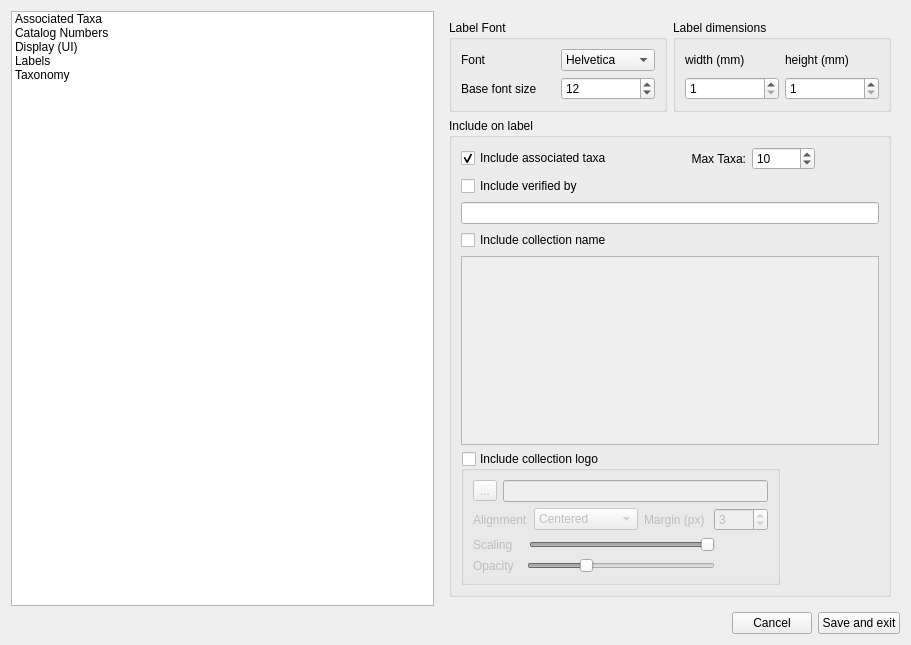
Old version of the form ui/settingsUI.ui in the repository CapPow/collBook.
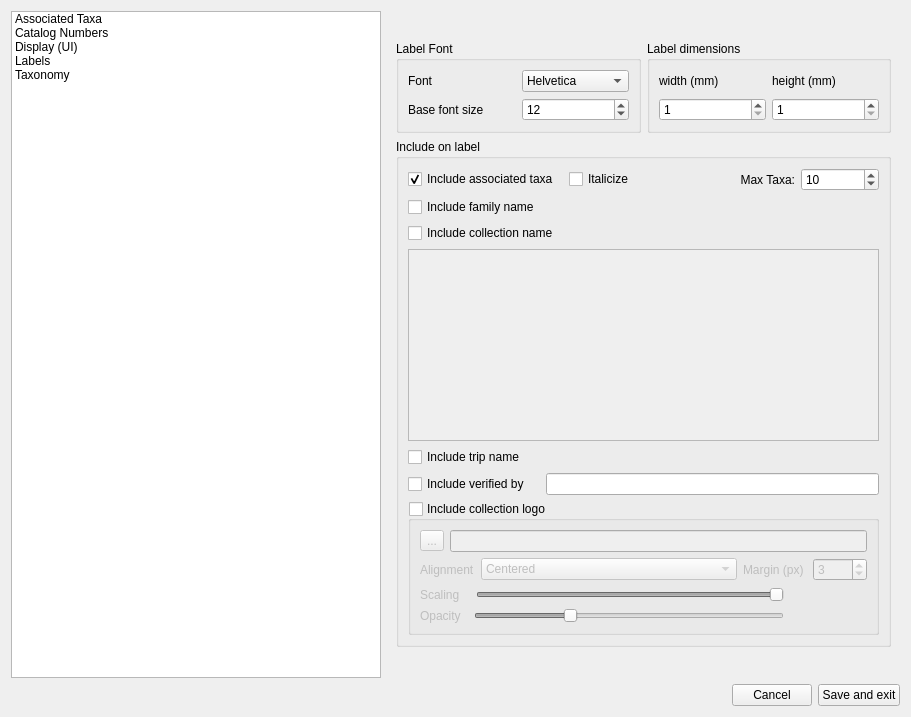
New version of the form. The open tabs and pages were chosen to show the change. Icons and pictures are not drawn.

Commit message: feature additions: family taxonomy, GUID barcodes, 2020 ITIS and Mycoportal updates.

```diff
--- a/ui/settingsUI.ui
+++ b/ui/settingsUI.ui
@@ -7,7 +7,7 @@
     <x>0</x>
     <y>0</y>
     <width>911</width>
-    <height>645</height>
+    <height>717</height>
    </rect>
   </property>
   <property name="minimumSize">
@@ -161,21 +161,50 @@
            <layout class="QGridLayout" name="gridLayout_6">
             <item row="0" column="0">
              <widget class="QGroupBox" name="value_assignCatalogNumbers">
+              <property name="enabled">
+               <bool>true</bool>
+              </property>
               <property name="title">
                <string>Assign Catalog Numbers</string>
               </property>
+              <property name="alignment">
+               <set>Qt::AlignLeading|Qt::AlignLeft|Qt::AlignVCenter</set>
+              </property>
               <property name="checkable">
                <bool>true</bool>
               </property>
+              <property name="checked">
+               <bool>false</bool>
+              </property>
               <layout class="QFormLayout" name="formLayout">
-               <property name="labelAlignment">
-                <set>Qt::AlignRight|Qt::AlignTrailing|Qt::AlignVCenter</set>
-               </property>
-               <item row="1" column="0" colspan="2">
+               <item row="0" column="0" colspan="2">
                 <widget class="QCheckBox" name="value_inc_Barcode">
                  <property name="text">
                   <string>Include dummy barcode in label previews</string>
                  </property>
+                 <property name="checked">
+                  <bool>false</bool>
+                 </property>
+                </widget>
+               </item>
+               <item row="1" column="0" colspan="2">
+                <widget class="QRadioButton" name="value_use_UUIDCatalogNumbers">
+                 <property name="text">
+                  <string>Generate 13-character long GUID based catalog numbers</string>
+                 </property>
+                 <property name="checked">
+                  <bool>true</bool>
+                 </property>
+                 <property name="autoExclusive">
+                  <bool>true</bool>
+                 </property>
+                </widget>
+               </item>
+               <item row="3" column="0" colspan="2">
+                <widget class="QRadioButton" name="value_use_PatternCatalogNumbers">
+                 <property name="text">
+                  <string>Generate pattern based catalog numbers</string>
+                 </property>
                 </widget>
                </item>
                <item row="4" column="0">
@@ -189,6 +218,9 @@
                 <layout class="QHBoxLayout" name="horizontalLayout_4">
                  <item>
                   <widget class="QLineEdit" name="value_catalogNumberPrefix">
+                   <property name="enabled">
+                    <bool>false</bool>
+                   </property>
                    <property name="alignment">
                     <set>Qt::AlignCenter</set>
                    </property>
@@ -203,6 +235,9 @@
                  </item>
                  <item>
                   <widget class="QSpinBox" name="value_catalogNumberDigits">
+                   <property name="enabled">
+                    <bool>false</bool>
+                   </property>
                    <property name="alignment">
                     <set>Qt::AlignCenter</set>
                    </property>
@@ -227,6 +262,9 @@
                 <layout class="QHBoxLayout" name="horizontalLayout_5">
                  <item>
                   <widget class="QSpinBox" name="value_catalogNumberStartingNum">
+                   <property name="enabled">
+                    <bool>false</bool>
+                   </property>
                    <property name="alignment">
                     <set>Qt::AlignCenter</set>
                    </property>
@@ -284,7 +322,7 @@
                  </item>
                 </layout>
                </item>
-               <item row="10" column="0">
+               <item row="7" column="1">
                 <spacer name="verticalSpacer">
                  <property name="orientation">
                   <enum>Qt::Vertical</enum>
@@ -297,6 +335,37 @@
                  </property>
                 </spacer>
                </item>
+               <item row="2" column="0" colspan="2">
+                <widget class="QLabel" name="label_12">
+                 <property name="enabled">
+                  <bool>false</bool>
+                 </property>
+                 <property name="sizePolicy">
+                  <sizepolicy hsizetype="Preferred" vsizetype="Preferred">
+                   <horstretch>0</horstretch>
+                   <verstretch>0</verstretch>
+                  </sizepolicy>
+                 </property>
+                 <property name="font">
+                  <font>
+                   <family>Cantarell</family>
+                   <pointsize>12</pointsize>
+                   <weight>50</weight>
+                   <italic>false</italic>
+                   <bold>false</bold>
+                  </font>
+                 </property>
+                 <property name="text">
+                  <string>( 1% chance of ID collision at approx. 35,040,000,000 specimens )</string>
+                 </property>
+                 <property name="alignment">
+                  <set>Qt::AlignCenter</set>
+                 </property>
+                 <property name="margin">
+                  <number>0</number>
+                 </property>
+                </widget>
+               </item>
               </layout>
              </widget>
             </item>
@@ -432,13 +501,6 @@
                  </property>
                 </widget>
                </item>
-               <item row="0" column="0">
-                <widget class="QLabel" name="fontNameLabel">
-                 <property name="text">
-                  <string>Font</string>
-                 </property>
-                </widget>
-               </item>
                <item row="1" column="0">
                 <widget class="QLabel" name="relFontLabel">
                  <property name="text">
@@ -446,6 +508,13 @@
                  </property>
                 </widget>
                </item>
+               <item row="0" column="0">
+                <widget class="QLabel" name="fontNameLabel">
+                 <property name="text">
+                  <string>Font</string>
+                 </property>
+                </widget>
+               </item>
                <item row="0" column="1">
                 <widget class="QComboBox" name="value_fontName">
                  <property name="currentIndex">
@@ -476,79 +545,22 @@
               <property name="title">
                <string>Include on label</string>
               </property>
-              <layout class="QFormLayout" name="formLayout_3">
-               <item row="2" column="0" colspan="2">
-                <layout class="QHBoxLayout" name="horizontalLayout_7" stretch="2,2,1,1">
-                 <item>
-                  <widget class="QCheckBox" name="value_inc_Associated">
-                   <property name="text">
-                    <string>Include associated taxa</string>
-                   </property>
-                   <property name="checked">
-                    <bool>true</bool>
-                   </property>
-                  </widget>
-                 </item>
-                 <item>
-                  <widget class="QLabel" name="label_9">
-                   <property name="text">
-                    <string>Max Taxa:</string>
-                   </property>
-                   <property name="alignment">
-                    <set>Qt::AlignRight|Qt::AlignTrailing|Qt::AlignVCenter</set>
-                   </property>
-                  </widget>
-                 </item>
-                 <item>
-                  <widget class="QSpinBox" name="value_max_Associated">
-                   <property name="minimum">
-                    <number>1</number>
-                   </property>
-                   <property name="value">
-                    <number>10</number>
-                   </property>
-                  </widget>
-                 </item>
-                 <item>
-                  <spacer name="horizontalSpacer_4">
-                   <property name="orientation">
-                    <enum>Qt::Horizontal</enum>
-                   </property>
-                   <property name="sizeHint" stdset="0">
-                    <size>
-                     <width>40</width>
-                     <height>20</height>
-                    </size>
-                   </property>
-                  </spacer>
-                 </item>
-                </layout>
-               </item>
-               <item row="3" column="0">
-                <widget class="QCheckBox" name="value_inc_VerifiedBy">
-                 <property name="text">
-                  <string>Include verified by</string>
-                 </property>
-                </widget>
-               </item>
+              <layout class="QGridLayout" name="gridLayout_11">
                <item row="4" column="0" colspan="2">
-                <widget class="QLineEdit" name="value_VerifiedBy"/>
-               </item>
-               <item row="5" column="0">
-                <widget class="QCheckBox" name="value_inc_CollectionName">
-                 <property name="text">
-                  <string>Include collection name</string>
-                 </property>
-                </widget>
-               </item>
-               <item row="6" column="0" colspan="2">
                 <widget class="QPlainTextEdit" name="value_CollectionName">
                  <property name="enabled">
                   <bool>false</bool>
                  </property>
                 </widget>
                </item>
-               <item row="7" column="0">
+               <item row="1" column="0">
+                <widget class="QCheckBox" name="value_inc_FamilyName">
+                 <property name="text">
+                  <string>Include family name</string>
+                 </property>
+                </widget>
+               </item>
+               <item row="8" column="0" colspan="2">
                 <widget class="QGroupBox" name="value_inc_Logo">
                  <property name="title">
                   <string>Include collection logo</string>
@@ -732,6 +744,80 @@
                  </layout>
                 </widget>
                </item>
+               <item row="6" column="1">
+                <widget class="QLineEdit" name="value_VerifiedBy"/>
+               </item>
+               <item row="0" column="0" colspan="2">
+                <layout class="QHBoxLayout" name="horizontalLayout_7" stretch="2,0,2,1">
+                 <item>
+                  <widget class="QCheckBox" name="value_inc_Associated">
+                   <property name="text">
+                    <string>Include associated taxa</string>
+                   </property>
+                   <property name="checked">
+                    <bool>true</bool>
+                   </property>
+                  </widget>
+                 </item>
+                 <item>
+                  <widget class="QCheckBox" name="value_italicize_Associated">
+                   <property name="enabled">
+                    <bool>true</bool>
+                   </property>
+                   <property name="text">
+                    <string>Italicize</string>
+                   </property>
+                  </widget>
+                 </item>
+                 <item>
+                  <widget class="QLabel" name="label_9">
+                   <property name="enabled">
+                    <bool>true</bool>
+                   </property>
+                   <property name="text">
+                    <string>Max Taxa:</string>
+                   </property>
+                   <property name="alignment">
+                    <set>Qt::AlignRight|Qt::AlignTrailing|Qt::AlignVCenter</set>
+                   </property>
+                  </widget>
+                 </item>
+                 <item>
+                  <widget class="QSpinBox" name="value_max_Associated">
+                   <property name="enabled">
+                    <bool>true</bool>
+                   </property>
+                   <property name="minimum">
+                    <number>1</number>
+                   </property>
+                   <property name="value">
+                    <number>10</number>
+                   </property>
+                  </widget>
+                 </item>
+                </layout>
+               </item>
+               <item row="6" column="0">
+                <widget class="QCheckBox" name="value_inc_VerifiedBy">
+                 <property name="text">
+                  <string>Include verified by</string>
+                 </property>
+                </widget>
+               </item>
+               <item row="3" column="0" colspan="2">
+                <widget class="QCheckBox" name="value_inc_CollectionName">
+                 <property name="text">
+                  <string>Include collection name</string>
+                 </property>
+                </widget>
+               </item>
+               <item row="5" column="0" colspan="2">
+                <widget class="QCheckBox" name="value_inc_TripName">
+                 <property name="text">
+                  <string>Include trip name</string>
+                 </property>
+                </widget>
+               </item>
               </layout>
              </widget>
             </item>
@@ -962,7 +1048,7 @@
      <x>0</x>
      <y>0</y>
      <width>911</width>
-     <height>26</height>
+     <height>32</height>
     </rect>
    </property>
    <property name="defaultUp">
```
Left out of the diff: 164 changed lines with no effect on the pictures. The commit also changes 9 other files.
